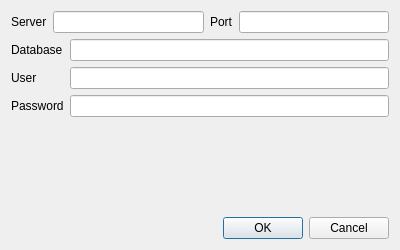
kellyjf/procwatch, file gui/dbsettings.ui: the form before one commit.
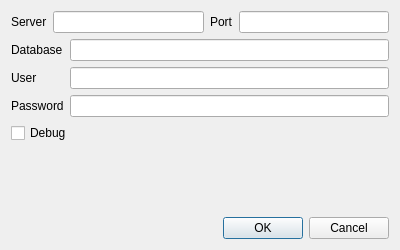
The form after the commit.

```diff
--- a/gui/dbsettings.ui
+++ b/gui/dbsettings.ui
@@ -76,6 +76,16 @@
      </item>
     </layout>
    </item>
+   <item>
+    <widget class="QCheckBox" name="debugCheck">
+     <property name="text">
+      <string>Debug</string>
+     </property>
+     <property name="tristate">
+      <bool>false</bool>
+     </property>
+    </widget>
+   </item>
    <item>
     <spacer name="verticalSpacer">
      <property name="orientation">
```
Left out of the diff: 6 changed lines with no effect on the pictures.
